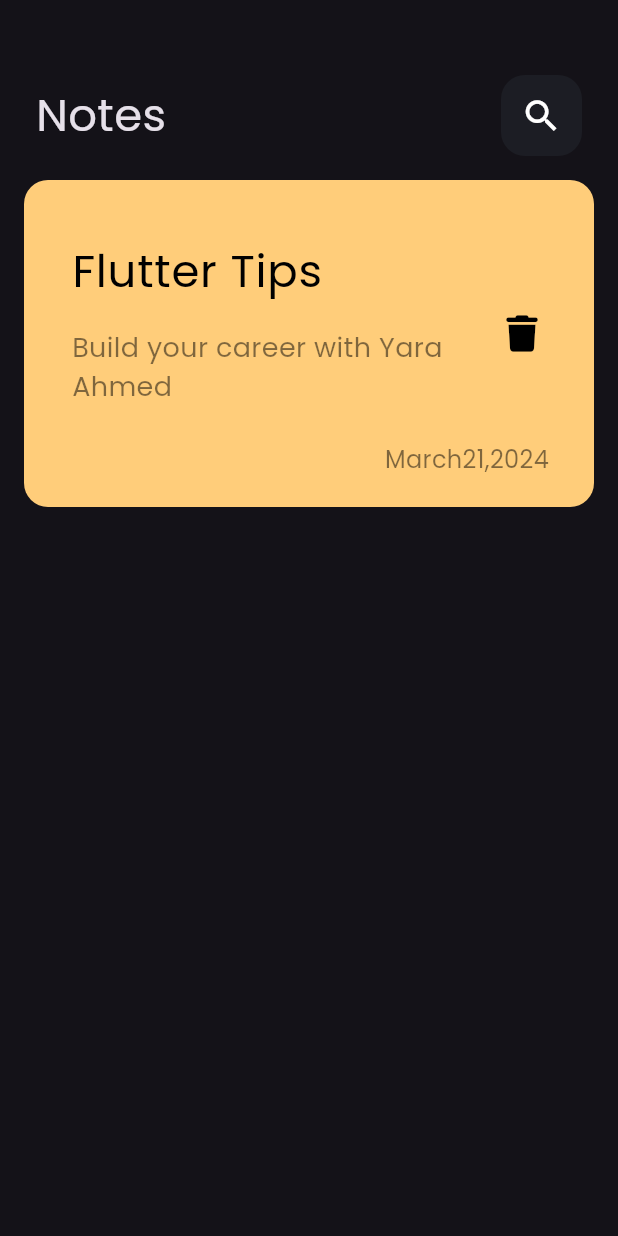
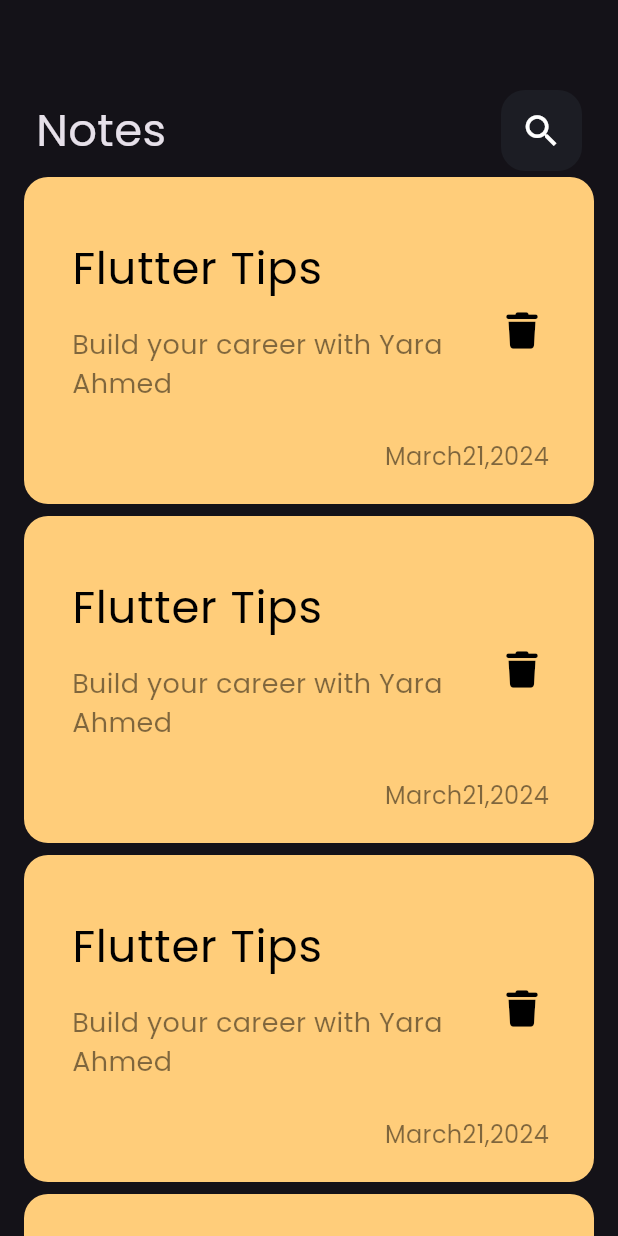
Before and after one commit to yaraFarouk/Notes_App, a Flutter app: the screen it shows after launch, on a phone screen of 412 x 824 dp. Run offline on Flutter 3.47's test engine with Material 3 defaults, Android fonts, the phone set to English and light mode, and no system bars; our stand-ins replace font_awesome_flutter.

Commit message:
add notes list view

```diff
--- a/lib/views/widgets/notes_item.dart
+++ b/lib/views/widgets/notes_item.dart
@@ -7,10 +7,11 @@ class NoteItem extends StatelessWidget {
   @override
   Widget build(BuildContext context) {
     return Padding(
-      padding: const EdgeInsets.symmetric(horizontal: 16, vertical: 16),
+      padding: const EdgeInsets.symmetric(horizontal: 16, vertical: 4),
       child: Container(
         decoration: BoxDecoration(
-            borderRadius: BorderRadius.circular(16), color: Color(0xffFFCD7A)),
+            borderRadius: BorderRadius.circular(16),
+            color: const Color(0xffFFCD7A)),
         child: Padding(
           padding: const EdgeInsets.only(bottom: 20, top: 30),
           child: Column(
--- /dev/null
+++ b/lib/views/widgets/notes_list-view.dart
@@ -0,0 +1,13 @@
+import 'package:flutter/material.dart';
+import 'package:notes_app/views/widgets/notes_item.dart';
+
+class NotesListView extends StatelessWidget {
+  const NotesListView({super.key});
+
+  @override
+  Widget build(BuildContext context) {
+    return ListView.builder(itemBuilder: (context, indx) {
+      return const NoteItem();
+    });
+  }
+}
--- a/lib/views/widgets/notes_view_body.dart
+++ b/lib/views/widgets/notes_view_body.dart
@@ -1,6 +1,6 @@
 import 'package:flutter/material.dart';
 import 'package:notes_app/views/widgets/custom_app_bar.dart';
-import 'package:notes_app/views/widgets/notes_item.dart';
+import 'package:notes_app/views/widgets/notes_list-view.dart';
 
 class NotesViewBody extends StatelessWidget {
   const NotesViewBody({super.key});
@@ -10,10 +10,10 @@ class NotesViewBody extends StatelessWidget {
     return const Column(
       children: [
         SizedBox(
-          height: 50,
+          height: 60,
         ),
         CustomAppBar(),
-        NoteItem(),
+        Expanded(child: NotesListView())
       ],
     );
   }
```
